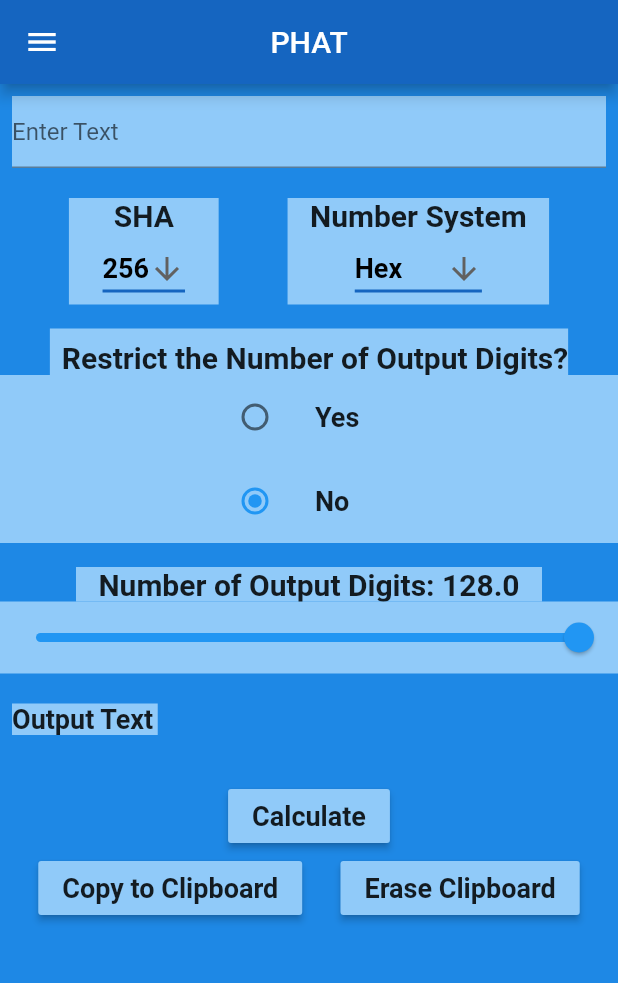
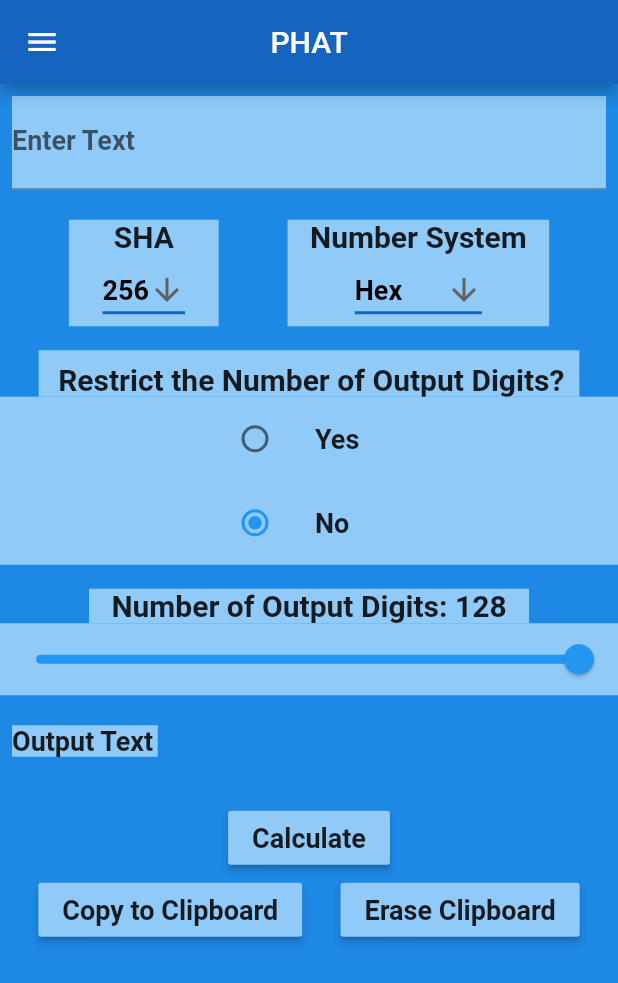
Before and after one commit to lowcam/PHAT-Flutter-GUI, a Flutter app: the screen it shows after launch, on a phone screen of 412 x 824 dp. Shown: the top 983 px of the screen. Run offline on Flutter 3.47's test engine with Material 2 defaults, Android fonts, the phone set to English and light mode, and no system bars; our stand-ins replace convert; missing offline and left inert: fast_base58.

Commit message:
Update main.dart

```diff
--- a/phat_flutter_gui/lib/main.dart
+++ b/phat_flutter_gui/lib/main.dart
@@ -76,6 +76,7 @@ class _PHATState extends State<PHAT> {
   String numSystem = 'Hex';
   RestrictDigit _character = RestrictDigit.No;
   double _valueRestrictDigit = 128;
+  String printValue = '128';
   String outText = 'Output Text';
   @override
   Widget build(BuildContext context) {
@@ -107,8 +108,11 @@ class _PHATState extends State<PHAT> {
                 color: Colors.blue[200],
                 child: TextFormField(
                   decoration: const InputDecoration(
-                    hintText: 'Enter Text',
+                    labelText: 'Enter Text',
+                    hintText: 'Enter Text Here',
+
                   ),
+                  style: TextStyle(fontSize: 18,fontWeight: FontWeight.bold),
                   onChanged: (String newValue){
                     setState(() {
                       inputText = newValue;
@@ -204,7 +208,7 @@ class _PHATState extends State<PHAT> {
                   child: Padding(
                     padding: const EdgeInsets.fromLTRB(8.0, 8.0, 0.0, 0.0),
                     child: Text (
-                        'Restrict the Number of Output Digits?',
+                        ' Restrict the Number of Output Digits?  ',
                       style: TextStyle(fontSize: 20, fontWeight: FontWeight.bold),
                     ),
                   ),
@@ -261,8 +265,10 @@ class _PHATState extends State<PHAT> {
               children: <Widget>[
                 Container(
                     color: Colors.blue[200],
-                    child: Text(
-                        '   Number of Output Digits: $_valueRestrictDigit   ',
+                    child:
+
+                    Text(
+                        '   Number of Output Digits: $printValue   ',
                       style: TextStyle(fontSize: 20, fontWeight: FontWeight.bold),
                     ),
                 ),
@@ -279,6 +285,7 @@ class _PHATState extends State<PHAT> {
                   onChanged: (double newValue) {
                     setState(() {
                       _valueRestrictDigit = newValue;
+                      printValue = _valueRestrictDigit.toStringAsFixed(0);
                     });
                   },
               ),
```
